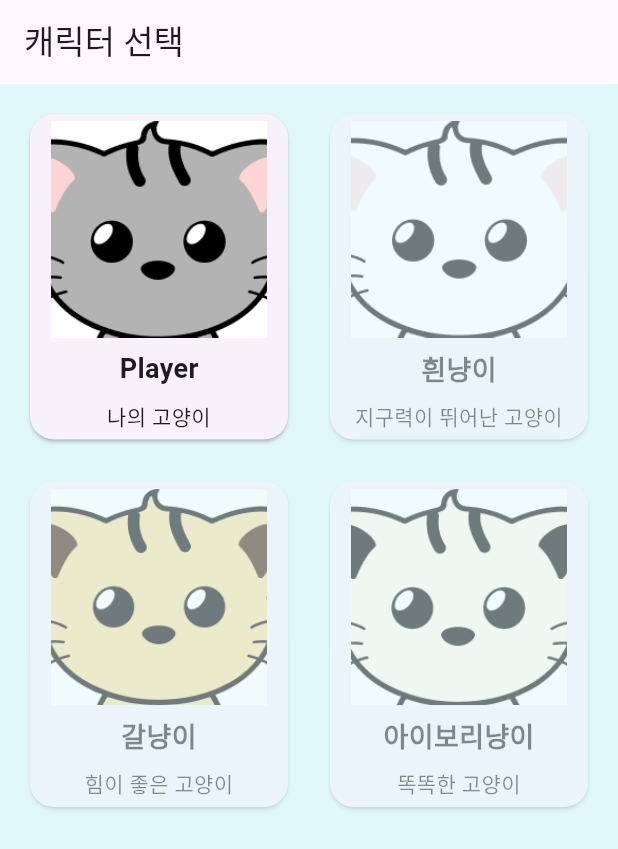
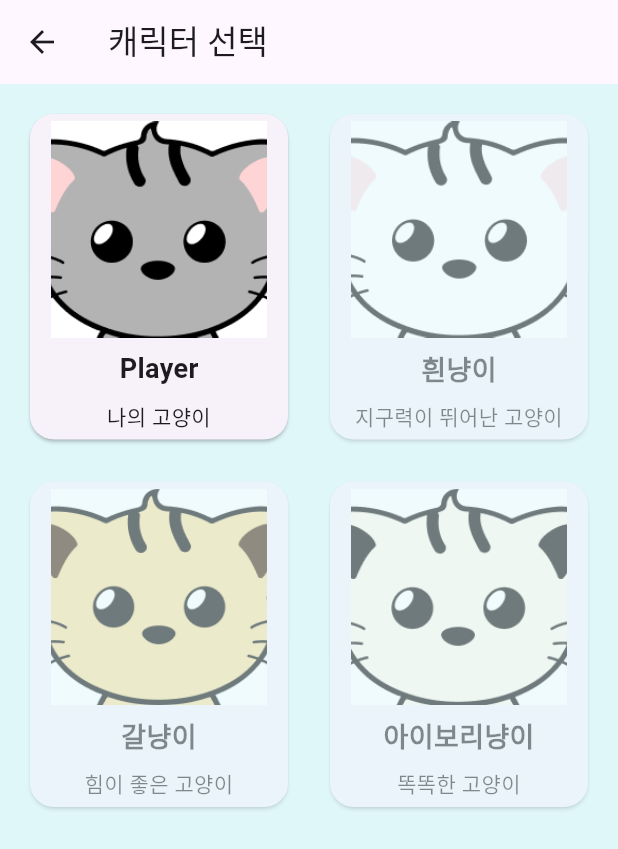
Before and after one commit to KangPixel/Cat_GPT, a Flutter app: the CharacterSelectionScreen screen opened directly, on a phone screen of 412 x 824 dp. Shown: the top 849 px of the screen. Run offline on Flutter 3.47's test engine with Material 3 defaults, Android fonts, the phone set to English and light mode, and no system bars; our stand-ins replace flutter_native_splash, get_it, lottie, shared_preferences; missing offline and left inert: flame, flame_audio, flame_forge2d, flame_tiled, playing_cards; accounts and stored records are empty; statements that could not run were skipped; project files that could hold a hidden picture were left out.

Commit message:
Add files via upload

```diff
--- a/lib/screens/character_selection_screen.dart
+++ b/lib/screens/character_selection_screen.dart
@@ -41,6 +41,12 @@ class CharacterSelectionScreen extends StatelessWidget {
     return Scaffold(
       appBar: AppBar(
         title: const Text('캐릭터 선택'),
+        leading: IconButton(
+          icon: const Icon(Icons.arrow_back),
+          onPressed: () {
+            Navigator.popAndPushNamed(context, '/'); // GameScreen으로 이동
+          },
+        ),
       ),
       backgroundColor: Colors.cyan[50],
       body: GridView.builder(
```
